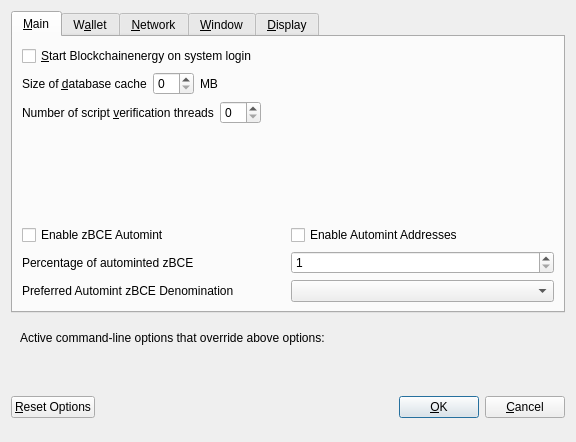
The window that src/qt/forms/optionsdialog.ui (BlockchainEnergyProject/BlockchainEnergy) describes before a commit, drawn with Qt 5.
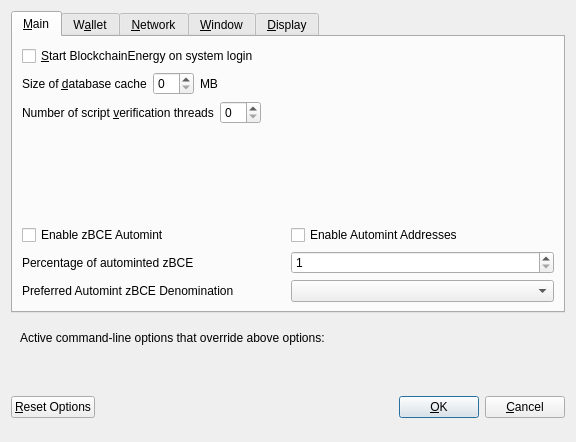
The same window after the commit. Custom widgets are drawn as their Qt base class.

The edit to the form file:
```diff
--- a/src/qt/forms/optionsdialog.ui
+++ b/src/qt/forms/optionsdialog.ui
@@ -33,7 +33,7 @@
           <string>Automatically start Blockchainenergy after logging in to the system.</string>
          </property>
          <property name="text">
-          <string>&amp;Start Blockchainenergy on system login</string>
+          <string>&amp;Start BlockchainEnergy on system login</string>
          </property>
         </widget>
        </item>
```
Left out of the diff: 8 changed lines with no effect on the pictures.
